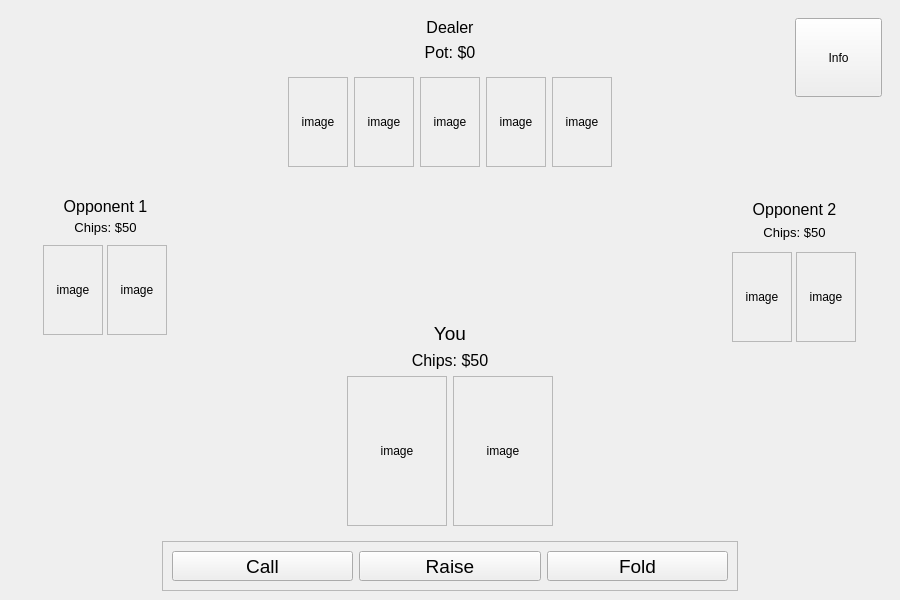
First picture: the form in PokerTeacher/view.ui, repository SinahiLeon/CS3505-Texas-Hold-em-Poker-Teacher, before the edit.
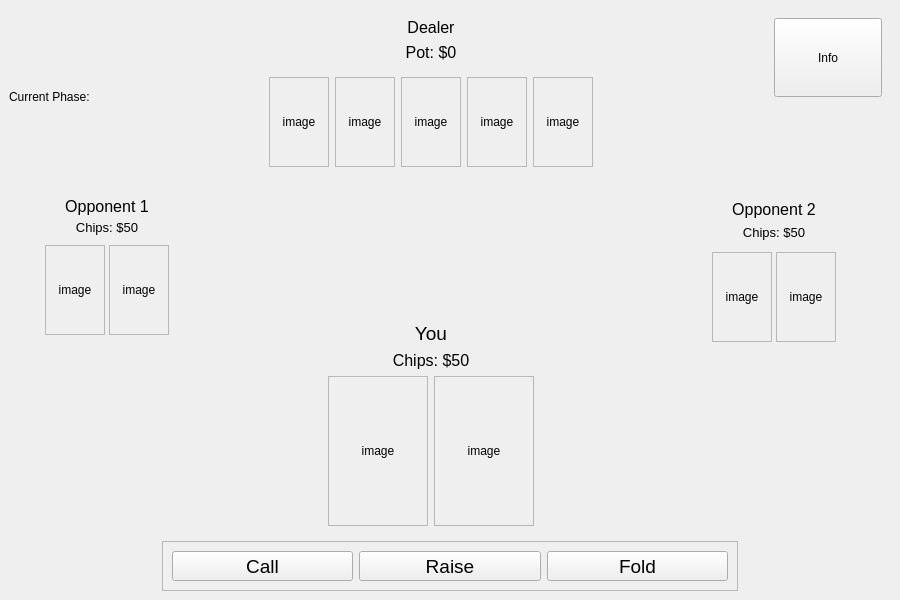
Second picture: the form after the edit.

Commit message: Continued work on view

What changed in the file:
```diff
--- a/PokerTeacher/view.ui
+++ b/PokerTeacher/view.ui
@@ -22,7 +22,572 @@
   <widget class="QWidget" name="centralwidget">
    <layout class="QVBoxLayout" name="verticalLayout_2" stretch="0,0">
     <item>
-     <layout class="QGridLayout" name="gridLayout" rowstretch="1,2" columnstretch="2,5,2">
+     <layout class="QGridLayout" name="gridLayout" rowstretch="1,0" columnstretch="2,0,0">
+      <item row="1" column="0">
+       <widget class="QWidget" name="opponent1" native="true">
+        <layout class="QVBoxLayout" name="verticalLayout_3" stretch="0,0,0,0">
+         <property name="spacing">
+          <number>4</number>
+         </property>
+         <property name="leftMargin">
+          <number>6</number>
+         </property>
+         <property name="topMargin">
+          <number>6</number>
+         </property>
+         <property name="rightMargin">
+          <number>6</number>
+         </property>
+         <property name="bottomMargin">
+          <number>6</number>
+         </property>
+         <item>
+          <widget class="QLabel" name="opp1NameLabel">
+           <property name="font">
+            <font>
+             <pointsize>12</pointsize>
+            </font>
+           </property>
+           <property name="text">
+            <string>Opponent 1</string>
+           </property>
+           <property name="alignment">
+            <set>Qt::AlignmentFlag::AlignCenter</set>
+           </property>
+          </widget>
+         </item>
+         <item>
+          <widget class="QLabel" name="opp1ChipsLabel">
+           <property name="font">
+            <font>
+             <pointsize>10</pointsize>
+            </font>
+           </property>
+           <property name="text">
+            <string>Chips: $50</string>
+           </property>
+           <property name="alignment">
+            <set>Qt::AlignmentFlag::AlignCenter</set>
+           </property>
+          </widget>
+         </item>
+         <item>
+          <widget class="QWidget" name="opponent1CardLayout" native="true">
+           <property name="sizePolicy">
+            <sizepolicy hsizetype="Preferred" vsizetype="Preferred">
+             <horstretch>0</horstretch>
+             <verstretch>0</verstretch>
+            </sizepolicy>
+           </property>
+           <property name="minimumSize">
+            <size>
+             <width>0</width>
+             <height>0</height>
+            </size>
+           </property>
+           <property name="maximumSize">
+            <size>
+             <width>16777215</width>
+             <height>16777215</height>
+            </size>
+           </property>
+           <property name="sizeIncrement">
+            <size>
+             <width>2</width>
+             <height>3</height>
+            </size>
+           </property>
+           <layout class="QHBoxLayout" name="horizontalLayout_4" stretch="0,1,1,0">
+            <property name="spacing">
+             <number>4</number>
+            </property>
+            <property name="sizeConstraint">
+             <enum>QLayout::SizeConstraint::SetDefaultConstraint</enum>
+            </property>
+            <property name="leftMargin">
+             <number>6</number>
+            </property>
+            <property name="topMargin">
+             <number>6</number>
+            </property>
+            <property name="rightMargin">
+             <number>6</number>
+            </property>
+            <property name="bottomMargin">
+             <number>6</number>
+            </property>
+            <item>
+             <spacer name="horizontalSpacer_10">
+              <property name="orientation">
+               <enum>Qt::Orientation::Horizontal</enum>
+              </property>
+              <property name="sizeHint" stdset="0">
+               <size>
+                <width>40</width>
+                <height>20</height>
+               </size>
+              </property>
+             </spacer>
+            </item>
+            <item>
+             <widget class="QFrame" name="op1c1">
+              <property name="sizePolicy">
+               <sizepolicy hsizetype="Preferred" vsizetype="Preferred">
+                <horstretch>0</horstretch>
+                <verstretch>0</verstretch>
+               </sizepolicy>
+              </property>
+              <property name="minimumSize">
+               <size>
+                <width>60</width>
+                <height>90</height>
+               </size>
+              </property>
+              <property name="maximumSize">
+               <size>
+                <width>16777215</width>
+                <height>16777215</height>
+               </size>
+              </property>
+              <property name="sizeIncrement">
+               <size>
+                <width>0</width>
+                <height>0</height>
+               </size>
+              </property>
+              <property name="frameShape">
+               <enum>QFrame::Shape::StyledPanel</enum>
+              </property>
+              <property name="frameShadow">
+               <enum>QFrame::Shadow::Raised</enum>
+              </property>
+              <layout class="QGridLayout" name="gridLayout_8">
+               <item row="0" column="0">
+                <widget class="QLabel" name="opp1Card1">
+                 <property name="text">
+                  <string>image</string>
+                 </property>
+                 <property name="alignment">
+                  <set>Qt::AlignmentFlag::AlignCenter</set>
+                 </property>
+                </widget>
+               </item>
+              </layout>
+             </widget>
+            </item>
+            <item>
+             <widget class="QFrame" name="op1c2">
+              <property name="sizePolicy">
+               <sizepolicy hsizetype="Preferred" vsizetype="Preferred">
+                <horstretch>0</horstretch>
+                <verstretch>0</verstretch>
+               </sizepolicy>
+              </property>
+              <property name="minimumSize">
+               <size>
+                <width>60</width>
+                <height>90</height>
+               </size>
+              </property>
+              <property name="maximumSize">
+               <size>
+                <width>16777215</width>
+                <height>16777215</height>
+               </size>
+              </property>
+              <property name="sizeIncrement">
+               <size>
+                <width>0</width>
+                <height>0</height>
+               </size>
+              </property>
+              <property name="frameShape">
+               <enum>QFrame::Shape::StyledPanel</enum>
+              </property>
+              <property name="frameShadow">
+               <enum>QFrame::Shadow::Raised</enum>
+              </property>
+              <layout class="QGridLayout" name="gridLayout_7">
+               <item row="0" column="0">
+                <widget class="QLabel" name="opp1Card2">
+                 <property name="text">
+                  <string>image</string>
+                 </property>
+                 <property name="alignment">
+                  <set>Qt::AlignmentFlag::AlignCenter</set>
+                 </property>
+                </widget>
+               </item>
+              </layout>
+             </widget>
+            </item>
+            <item>
+             <spacer name="horizontalSpacer_11">
+              <property name="orientation">
+               <enum>Qt::Orientation::Horizontal</enum>
+              </property>
+              <property name="sizeHint" stdset="0">
+               <size>
+                <width>40</width>
+                <height>20</height>
+               </size>
+              </property>
+             </spacer>
+            </item>
+           </layout>
+          </widget>
+         </item>
+         <item>
+          <spacer name="verticalSpacer_3">
+           <property name="orientation">
+            <enum>Qt::Orientation::Vertical</enum>
+           </property>
+           <property name="sizeHint" stdset="0">
+            <size>
+             <width>20</width>
+             <height>40</height>
+            </size>
+           </property>
+          </spacer>
+         </item>
+        </layout>
+       </widget>
+      </item>
+      <item row="0" column="1">
+       <widget class="QWidget" name="dealerInfo" native="true">
+        <layout class="QVBoxLayout" name="verticalLayout_5">
+         <item>
+          <widget class="QLabel" name="dealerNameLabel">
+           <property name="font">
+            <font>
+             <pointsize>12</pointsize>
+            </font>
+           </property>
+           <property name="text">
+            <string>Dealer</string>
+           </property>
+           <property name="alignment">
+            <set>Qt::AlignmentFlag::AlignCenter</set>
+           </property>
+          </widget>
+         </item>
+         <item>
+          <widget class="QLabel" name="potLabel">
+           <property name="font">
+            <font>
+             <pointsize>12</pointsize>
+            </font>
+           </property>
+           <property name="text">
+            <string>Pot: $0</string>
+           </property>
+           <property name="alignment">
+            <set>Qt::AlignmentFlag::AlignCenter</set>
+           </property>
+          </widget>
+         </item>
+         <item>
+          <widget class="QWidget" name="opponent1CardLayout_3" native="true">
+           <property name="sizePolicy">
+            <sizepolicy hsizetype="Preferred" vsizetype="Preferred">
+             <horstretch>0</horstretch>
+             <verstretch>0</verstretch>
+            </sizepolicy>
+           </property>
+           <property name="minimumSize">
+            <size>
+             <width>0</width>
+             <height>0</height>
+            </size>
+           </property>
+           <property name="maximumSize">
+            <size>
+             <width>16777215</width>
+             <height>16777215</height>
+            </size>
+           </property>
+           <property name="sizeIncrement">
+            <size>
+             <width>2</width>
+             <height>3</height>
+            </size>
+           </property>
+           <layout class="QHBoxLayout" name="horizontalLayout_6">
+            <item>
+             <spacer name="horizontalSpacer_6">
+              <property name="orientation">
+               <enum>Qt::Orientation::Horizontal</enum>
+              </property>
+              <property name="sizeHint" stdset="0">
+               <size>
+                <width>40</width>
+                <height>20</height>
+               </size>
+              </property>
+             </spacer>
+            </item>
+            <item>
+             <widget class="QFrame" name="c1">
+              <property name="sizePolicy">
+               <sizepolicy hsizetype="Preferred" vsizetype="Preferred">
+                <horstretch>0</horstretch>
+                <verstretch>0</verstretch>
+               </sizepolicy>
+              </property>
+              <property name="minimumSize">
+               <size>
+                <width>60</width>
+                <height>90</height>
+               </size>
+              </property>
+              <property name="maximumSize">
+               <size>
+                <width>16777215</width>
+                <height>16777215</height>
+               </size>
+              </property>
+              <property name="sizeIncrement">
+               <size>
+                <width>0</width>
+                <height>0</height>
+               </size>
+              </property>
+              <property name="frameShape">
+               <enum>QFrame::Shape::StyledPanel</enum>
+              </property>
+              <property name="frameShadow">
+               <enum>QFrame::Shadow::Raised</enum>
+              </property>
+              <layout class="QGridLayout" name="gridLayout_11">
+               <item row="0" column="0">
+                <widget class="QLabel" name="commCard1">
+                 <property name="text">
+                  <string>image</string>
+                 </property>
+                 <property name="alignment">
+                  <set>Qt::AlignmentFlag::AlignCenter</set>
+                 </property>
+                </widget>
+               </item>
+              </layout>
+             </widget>
+            </item>
+            <item>
+             <widget class="QFrame" name="c2">
+              <property name="sizePolicy">
+               <sizepolicy hsizetype="Preferred" vsizetype="Preferred">
+                <horstretch>0</horstretch>
+                <verstretch>0</verstretch>
+               </sizepolicy>
+              </property>
+              <property name="minimumSize">
+               <size>
+                <width>60</width>
+                <height>90</height>
+               </size>
+              </property>
+              <property name="maximumSize">
+               <size>
+                <width>16777215</width>
+                <height>16777215</height>
+               </size>
+              </property>
+              <property name="sizeIncrement">
+               <size>
+                <width>0</width>
+                <height>0</height>
+               </size>
+              </property>
+              <property name="frameShape">
+               <enum>QFrame::Shape::StyledPanel</enum>
+              </property>
+              <property name="frameShadow">
+               <enum>QFrame::Shadow::Raised</enum>
+              </property>
+              <layout class="QGridLayout" name="gridLayout_4">
+               <item row="0" column="0">
+                <widget class="QLabel" name="commCard2">
+                 <property name="text">
+                  <string>image</string>
+                 </property>
+                 <property name="alignment">
+                  <set>Qt::AlignmentFlag::AlignCenter</set>
+                 </property>
+                </widget>
+               </item>
+              </layout>
+             </widget>
+            </item>
+            <item>
+             <widget class="QFrame" name="c3">
+              <property name="sizePolicy">
+               <sizepolicy hsizetype="Preferred" vsizetype="Preferred">
+                <horstretch>0</horstretch>
+                <verstretch>0</verstretch>
+               </sizepolicy>
+              </property>
+              <property name="minimumSize">
+               <size>
+                <width>60</width>
+                <height>90</height>
+               </size>
+              </property>
+              <property name="maximumSize">
+               <size>
+                <width>16777215</width>
+                <height>16777215</height>
+               </size>
+              </property>
+              <property name="sizeIncrement">
+               <size>
+                <width>0</width>
+                <height>0</height>
+               </size>
+              </property>
+              <property name="frameShape">
+               <enum>QFrame::Shape::StyledPanel</enum>
+              </property>
+              <property name="frameShadow">
+               <enum>QFrame::Shadow::Raised</enum>
+              </property>
+              <layout class="QGridLayout" name="gridLayout_6">
+               <item row="0" column="0">
+                <widget class="QLabel" name="commCard3">
+                 <property name="text">
+                  <string>image</string>
+                 </property>
+                 <property name="alignment">
+                  <set>Qt::AlignmentFlag::AlignCenter</set>
+                 </property>
+                </widget>
+               </item>
+              </layout>
+             </widget>
+            </item>
+            <item>
+             <widget class="QFrame" name="c4">
+              <property name="sizePolicy">
+               <sizepolicy hsizetype="Preferred" vsizetype="Preferred">
+                <horstretch>0</horstretch>
+                <verstretch>0</verstretch>
+               </sizepolicy>
+              </property>
+              <property name="minimumSize">
+               <size>
+                <width>60</width>
+                <height>90</height>
+               </size>
+              </property>
+              <property name="maximumSize">
+               <size>
+                <width>16777215</width>
+                <height>16777215</height>
+               </size>
+              </property>
+              <property name="sizeIncrement">
+               <size>
+                <width>0</width>
+                <height>0</height>
+               </size>
+              </property>
+              <property name="frameShape">
+               <enum>QFrame::Shape::StyledPanel</enum>
+              </property>
+              <property name="frameShadow">
+               <enum>QFrame::Shadow::Raised</enum>
+              </property>
+              <layout class="QGridLayout" name="gridLayout_5">
+               <item row="0" column="0">
+                <widget class="QLabel" name="commCard4">
+                 <property name="text">
+                  <string>image</string>
+                 </property>
+                 <property name="alignment">
+                  <set>Qt::AlignmentFlag::AlignCenter</set>
+                 </property>
+                </widget>
+               </item>
+              </layout>
+             </widget>
+            </item>
+            <item>
+             <widget class="QFrame" name="c5">
+              <property name="sizePolicy">
+               <sizepolicy hsizetype="Preferred" vsizetype="Preferred">
+                <horstretch>0</horstretch>
+                <verstretch>0</verstretch>
+               </sizepolicy>
+              </property>
+              <property name="minimumSize">
+               <size>
+                <width>60</width>
+                <height>90</height>
+               </size>
+              </property>
+              <property name="maximumSize">
+               <size>
+                <width>16777215</width>
+                <height>16777215</height>
+               </size>
+              </property>
+              <property name="sizeIncrement">
+               <size>
+                <width>0</width>
+                <height>0</height>
+               </size>
+              </property>
+              <property name="frameShape">
+               <enum>QFrame::Shape::StyledPanel</enum>
+              </property>
+              <property name="frameShadow">
+               <enum>QFrame::Shadow::Raised</enum>
+              </property>
+              <layout class="QGridLayout" name="gridLayout_3">
+               <item row="0" column="0">
+                <widget class="QLabel" name="commCard5">
+                 <property name="text">
+                  <string>image</string>
+                 </property>
+                 <property name="alignment">
+                  <set>Qt::AlignmentFlag::AlignCenter</set>
+                 </property>
+                </widget>
+               </item>
+              </layout>
+             </widget>
+            </item>
+            <item>
+             <spacer name="horizontalSpacer_7">
+              <property name="orientation">
+               <enum>Qt::Orientation::Horizontal</enum>
+              </property>
+              <property name="sizeHint" stdset="0">
+               <size>
+                <width>40</width>
+                <height>20</height>
+               </size>
+              </property>
+             </spacer>
+            </item>
+           </layout>
+          </widget>
+         </item>
+         <item>
+          <spacer name="verticalSpacer_5">
+           <property name="orientation">
+            <enum>Qt::Orientation::Vertical</enum>
+           </property>
+           <property name="sizeHint" stdset="0">
+            <size>
+             <width>20</width>
+             <height>40</height>
+            </size>
+           </property>
+          </spacer>
+         </item>
+        </layout>
+       </widget>
+      </item>
       <item row="1" column="1">
        <widget class="QWidget" name="playerInfo" native="true">
         <layout class="QVBoxLayout" name="verticalLayout">
@@ -363,6 +928,43 @@
         </layout>
        </widget>
       </item>
+      <item row="0" column="0">
+       <layout class="QGridLayout" name="gridLayout_14">
+        <item row="2" column="0">
+         <spacer name="verticalSpacer_7">
+          <property name="orientation">
+           <enum>Qt::Orientation::Vertical</enum>
+          </property>
+          <property name="sizeHint" stdset="0">
+           <size>
+            <width>20</width>
+            <height>40</height>
+           </size>
+          </property>
+         </spacer>
+        </item>
+        <item row="0" column="0">
+         <spacer name="verticalSpacer_6">
+          <property name="orientation">
+           <enum>Qt::Orientation::Vertical</enum>
+          </property>
+          <property name="sizeHint" stdset="0">
+           <size>
+            <width>20</width>
+            <height>40</height>
+           </size>
+          </property>
+         </spacer>
+        </item>
+        <item row="1" column="0">
+         <widget class="QLabel" name="phaseLabel">
+          <property name="text">
+           <string>Current Phase: </string>
+          </property>
+         </widget>
+        </item>
+       </layout>
+      </item>
       <item row="0" column="2">
        <widget class="QWidget" name="tutorialInfo" native="true">
         <property name="sizePolicy">
@@ -432,571 +1034,6 @@
         </layout>
        </widget>
       </item>
-      <item row="1" column="0">
-       <widget class="QWidget" name="opponent1" native="true">
-        <layout class="QVBoxLayout" name="verticalLayout_3" stretch="0,0,0,0">
-         <property name="spacing">
-          <number>4</number>
-         </property>
-         <property name="leftMargin">
-          <number>6</number>
-         </property>
-         <property name="topMargin">
-          <number>6</number>
-         </property>
-         <property name="rightMargin">
-          <number>6</number>
-         </property>
-         <property name="bottomMargin">
-          <number>6</number>
-         </property>
-         <item>
-          <widget class="QLabel" name="opp1NameLabel">
-           <property name="font">
-            <font>
-             <pointsize>12</pointsize>
-            </font>
-           </property>
-           <property name="text">
-            <string>Opponent 1</string>
-           </property>
-           <property name="alignment">
-            <set>Qt::AlignmentFlag::AlignCenter</set>
-           </property>
-          </widget>
-         </item>
-         <item>
-          <widget class="QLabel" name="opp1ChipsLabel">
-           <property name="font">
-            <font>
-             <pointsize>10</pointsize>
-            </font>
-           </property>
-           <property name="text">
-            <string>Chips: $50</string>
-           </property>
-           <property name="alignment">
-            <set>Qt::AlignmentFlag::AlignCenter</set>
-           </property>
-          </widget>
-         </item>
-         <item>
-          <widget class="QWidget" name="opponent1CardLayout" native="true">
-           <property name="sizePolicy">
-            <sizepolicy hsizetype="Preferred" vsizetype="Preferred">
-             <horstretch>0</horstretch>
-             <verstretch>0</verstretch>
-            </sizepolicy>
-           </property>
-           <property name="minimumSize">
-            <size>
-             <width>0</width>
-             <height>0</height>
-            </size>
-           </property>
-           <property name="maximumSize">
-            <size>
-             <width>16777215</width>
-             <height>16777215</height>
-            </size>
-           </property>
-           <property name="sizeIncrement">
-            <size>
-             <width>2</width>
-             <height>3</height>
-            </size>
-           </property>
-           <layout class="QHBoxLayout" name="horizontalLayout_4" stretch="0,1,1,0">
-            <property name="spacing">
-             <number>4</number>
-            </property>
-            <property name="sizeConstraint">
-             <enum>QLayout::SizeConstraint::SetDefaultConstraint</enum>
-            </property>
-            <property name="leftMargin">
-             <number>6</number>
-            </property>
-            <property name="topMargin">
-             <number>6</number>
-            </property>
-            <property name="rightMargin">
-             <number>6</number>
-            </property>
-            <property name="bottomMargin">
-             <number>6</number>
-            </property>
-            <item>
-             <spacer name="horizontalSpacer_10">
-              <property name="orientation">
-               <enum>Qt::Orientation::Horizontal</enum>
-              </property>
-              <property name="sizeHint" stdset="0">
-               <size>
-                <width>40</width>
-                <height>20</height>
-               </size>
-              </property>
-             </spacer>
-            </item>
-            <item>
-             <widget class="QFrame" name="op1c1">
-              <property name="sizePolicy">
-               <sizepolicy hsizetype="Preferred" vsizetype="Preferred">
-                <horstretch>0</horstretch>
-                <verstretch>0</verstretch>
-               </sizepolicy>
-              </property>
-              <property name="minimumSize">
-               <size>
-                <width>60</width>
-                <height>90</height>
-               </size>
-              </property>
-              <property name="maximumSize">
-               <size>
-                <width>16777215</width>
-                <height>16777215</height>
-               </size>
-              </property>
-              <property name="sizeIncrement">
-               <size>
-                <width>0</width>
-                <height>0</height>
-               </size>
-              </property>
-              <property name="frameShape">
-               <enum>QFrame::Shape::StyledPanel</enum>
-              </property>
-              <property name="frameShadow">
-               <enum>QFrame::Shadow::Raised</enum>
-              </property>
-              <layout class="QGridLayout" name="gridLayout_8">
-               <item row="0" column="0">
-                <widget class="QLabel" name="opp1Card1">
-                 <property name="text">
-                  <string>image</string>
-                 </property>
-                 <property name="alignment">
-                  <set>Qt::AlignmentFlag::AlignCenter</set>
-                 </property>
-                </widget>
-               </item>
-              </layout>
-             </widget>
-            </item>
-            <item>
-             <widget class="QFrame" name="op1c2">
-              <property name="sizePolicy">
-               <sizepolicy hsizetype="Preferred" vsizetype="Preferred">
-                <horstretch>0</horstretch>
-                <verstretch>0</verstretch>
-               </sizepolicy>
-              </property>
-              <property name="minimumSize">
-               <size>
-                <width>60</width>
-                <height>90</height>
-               </size>
-              </property>
-              <property name="maximumSize">
-               <size>
-                <width>16777215</width>
-                <height>16777215</height>
-               </size>
-              </property>
-              <property name="sizeIncrement">
-               <size>
-                <width>0</width>
-                <height>0</height>
-               </size>
-              </property>
-              <property name="frameShape">
-               <enum>QFrame::Shape::StyledPanel</enum>
-              </property>
-              <property name="frameShadow">
-               <enum>QFrame::Shadow::Raised</enum>
-              </property>
-              <layout class="QGridLayout" name="gridLayout_7">
-               <item row="0" column="0">
-                <widget class="QLabel" name="opp1Card2">
-                 <property name="text">
-                  <string>image</string>
-                 </property>
-                 <property name="alignment">
-                  <set>Qt::AlignmentFlag::AlignCenter</set>
-                 </property>
-                </widget>
-               </item>
-              </layout>
-             </widget>
-            </item>
-            <item>
-             <spacer name="horizontalSpacer_11">
-              <property name="orientation">
-               <enum>Qt::Orientation::Horizontal</enum>
-              </property>
-              <property name="sizeHint" stdset="0">
-               <size>
-                <width>40</width>
-                <height>20</height>
-               </size>
-              </property>
-             </spacer>
-            </item>
-           </layout>
-          </widget>
-         </item>
-         <item>
-          <spacer name="verticalSpacer_3">
-           <property name="orientation">
-            <enum>Qt::Orientation::Vertical</enum>
-           </property>
-           <property name="sizeHint" stdset="0">
-            <size>
-             <width>20</width>
-             <height>40</height>
-            </size>
-           </property>
-          </spacer>
-         </item>
-        </layout>
-       </widget>
-      </item>
-      <item row="0" column="1">
-       <widget class="QWidget" name="dealerInfo" native="true">
-        <layout class="QVBoxLayout" name="verticalLayout_5">
-         <item>
-          <widget class="QLabel" name="dealerNameLabel">
-           <property name="font">
-            <font>
-             <pointsize>12</pointsize>
-            </font>
-           </property>
-           <property name="text">
-            <string>Dealer</string>
-           </property>
-           <property name="alignment">
-            <set>Qt::AlignmentFlag::AlignCenter</set>
-           </property>
-          </widget>
-         </item>
-         <item>
-          <widget class="QLabel" name="potLabel">
-           <property name="font">
-            <font>
-             <pointsize>12</pointsize>
-            </font>
-           </property>
-           <property name="text">
-            <string>Pot: $0</string>
-           </property>
-           <property name="alignment">
-            <set>Qt::AlignmentFlag::AlignCenter</set>
-           </property>
-          </widget>
-         </item>
-         <item>
-          <widget class="QWidget" name="opponent1CardLayout_3" native="true">
-           <property name="sizePolicy">
-            <sizepolicy hsizetype="Preferred" vsizetype="Preferred">
-             <horstretch>0</horstretch>
-             <verstretch>0</verstretch>
-            </sizepolicy>
-           </property>
-           <property name="minimumSize">
-            <size>
-             <width>0</width>
-             <height>0</height>
-            </size>
-           </property>
-           <property name="maximumSize">
-            <size>
-             <width>16777215</width>
-             <height>16777215</height>
-            </size>
-           </property>
-           <property name="sizeIncrement">
-            <size>
-             <width>2</width>
-             <height>3</height>
-            </size>
-           </property>
-           <layout class="QHBoxLayout" name="horizontalLayout_6">
-            <item>
-             <spacer name="horizontalSpacer_6">
-              <property name="orientation">
-               <enum>Qt::Orientation::Horizontal</enum>
-              </property>
-              <property name="sizeHint" stdset="0">
-               <size>
-                <width>40</width>
-                <height>20</height>
-               </size>
-              </property>
-             </spacer>
-            </item>
-            <item>
-             <widget class="QFrame" name="c1">
-              <property name="sizePolicy">
-               <sizepolicy hsizetype="Preferred" vsizetype="Preferred">
-                <horstretch>0</horstretch>
-                <verstretch>0</verstretch>
-               </sizepolicy>
-              </property>
-              <property name="minimumSize">
-               <size>
-                <width>60</width>
-                <height>90</height>
-               </size>
-              </property>
-              <property name="maximumSize">
-               <size>
-                <width>16777215</width>
-                <height>16777215</height>
-               </size>
-              </property>
-              <property name="sizeIncrement">
-               <size>
-                <width>0</width>
-                <height>0</height>
-               </size>
-              </property>
-              <property name="frameShape">
-               <enum>QFrame::Shape::StyledPanel</enum>
-              </property>
-              <property name="frameShadow">
-               <enum>QFrame::Shadow::Raised</enum>
-              </property>
-              <layout class="QGridLayout" name="gridLayout_11">
-               <item row="0" column="0">
-                <widget class="QLabel" name="commCard1">
-                 <property name="text">
-                  <string>image</string>
-                 </property>
-                 <property name="alignment">
-                  <set>Qt::AlignmentFlag::AlignCenter</set>
-                 </property>
-                </widget>
-               </item>
-              </layout>
-             </widget>
-            </item>
-            <item>
-             <widget class="QFrame" name="c2">
-              <property name="sizePolicy">
-               <sizepolicy hsizetype="Preferred" vsizetype="Preferred">
-                <horstretch>0</horstretch>
-                <verstretch>0</verstretch>
-               </sizepolicy>
-              </property>
-              <property name="minimumSize">
-               <size>
-                <width>60</width>
-                <height>90</height>
-               </size>
-              </property>
-              <property name="maximumSize">
-               <size>
-                <width>16777215</width>
-                <height>16777215</height>
-               </size>
-              </property>
-              <property name="sizeIncrement">
-               <size>
-                <width>0</width>
-                <height>0</height>
-               </size>
-              </property>
-              <property name="frameShape">
-               <enum>QFrame::Shape::StyledPanel</enum>
-              </property>
-              <property name="frameShadow">
-               <enum>QFrame::Shadow::Raised</enum>
-              </property>
-              <layout class="QGridLayout" name="gridLayout_4">
-               <item row="0" column="0">
-                <widget class="QLabel" name="commCard2">
-                 <property name="text">
-                  <string>image</string>
-                 </property>
-                 <property name="alignment">
-                  <set>Qt::AlignmentFlag::AlignCenter</set>
-                 </property>
-                </widget>
-               </item>
-              </layout>
-             </widget>
-            </item>
-            <item>
-             <widget class="QFrame" name="c3">
-              <property name="sizePolicy">
-               <sizepolicy hsizetype="Preferred" vsizetype="Preferred">
-                <horstretch>0</horstretch>
-                <verstretch>0</verstretch>
-               </sizepolicy>
-              </property>
-              <property name="minimumSize">
-               <size>
-                <width>60</width>
-                <height>90</height>
-               </size>
-              </property>
-              <property name="maximumSize">
-               <size>
-                <width>16777215</width>
-                <height>16777215</height>
-               </size>
-              </property>
-              <property name="sizeIncrement">
-               <size>
-                <width>0</width>
-                <height>0</height>
-               </size>
-              </property>
-              <property name="frameShape">
-               <enum>QFrame::Shape::StyledPanel</enum>
-              </property>
-              <property name="frameShadow">
-               <enum>QFrame::Shadow::Raised</enum>
-              </property>
-              <layout class="QGridLayout" name="gridLayout_6">
-               <item row="0" column="0">
-                <widget class="QLabel" name="commCard3">
-                 <property name="text">
-                  <string>image</string>
-                 </property>
-                 <property name="alignment">
-                  <set>Qt::AlignmentFlag::AlignCenter</set>
-                 </property>
-                </widget>
-               </item>
-              </layout>
-             </widget>
-            </item>
-            <item>
-             <widget class="QFrame" name="c4">
-              <property name="sizePolicy">
-               <sizepolicy hsizetype="Preferred" vsizetype="Preferred">
-                <horstretch>0</horstretch>
-                <verstretch>0</verstretch>
-               </sizepolicy>
-              </property>
-              <property name="minimumSize">
-               <size>
-                <width>60</width>
-                <height>90</height>
-               </size>
-              </property>
-              <property name="maximumSize">
-               <size>
-                <width>16777215</width>
-                <height>16777215</height>
-               </size>
-              </property>
-              <property name="sizeIncrement">
-               <size>
-                <width>0</width>
-                <height>0</height>
-               </size>
-              </property>
-              <property name="frameShape">
-               <enum>QFrame::Shape::StyledPanel</enum>
-              </property>
-              <property name="frameShadow">
-               <enum>QFrame::Shadow::Raised</enum>
-              </property>
-              <layout class="QGridLayout" name="gridLayout_5">
-               <item row="0" column="0">
-                <widget class="QLabel" name="commCard4">
-                 <property name="text">
-                  <string>image</string>
-                 </property>
-                 <property name="alignment">
-                  <set>Qt::AlignmentFlag::AlignCenter</set>
-                 </property>
-                </widget>
-               </item>
-              </layout>
-             </widget>
-            </item>
-            <item>
-             <widget class="QFrame" name="c5">
-              <property name="sizePolicy">
-               <sizepolicy hsizetype="Preferred" vsizetype="Preferred">
-                <horstretch>0</horstretch>
-                <verstretch>0</verstretch>
-               </sizepolicy>
-              </property>
-              <property name="minimumSize">
-               <size>
-                <width>60</width>
-                <height>90</height>
-               </size>
-              </property>
-              <property name="maximumSize">
-               <size>
-                <width>16777215</width>
-                <height>16777215</height>
-               </size>
-              </property>
-              <property name="sizeIncrement">
-               <size>
-                <width>0</width>
-                <height>0</height>
-               </size>
-              </property>
-              <property name="frameShape">
-               <enum>QFrame::Shape::StyledPanel</enum>
-              </property>
-              <property name="frameShadow">
-               <enum>QFrame::Shadow::Raised</enum>
-              </property>
-              <layout class="QGridLayout" name="gridLayout_3">
-               <item row="0" column="0">
-                <widget class="QLabel" name="commCard5">
-                 <property name="text">
-                  <string>image</string>
-                 </property>
-                 <property name="alignment">
-                  <set>Qt::AlignmentFlag::AlignCenter</set>
-                 </property>
-                </widget>
-               </item>
-              </layout>
-             </widget>
-            </item>
-            <item>
-             <spacer name="horizontalSpacer_7">
-              <property name="orientation">
-               <enum>Qt::Orientation::Horizontal</enum>
-              </property>
-              <property name="sizeHint" stdset="0">
-               <size>
-                <width>40</width>
-                <height>20</height>
-               </size>
-              </property>
-             </spacer>
-            </item>
-           </layout>
-          </widget>
-         </item>
-         <item>
-          <spacer name="verticalSpacer_5">
-           <property name="orientation">
-            <enum>Qt::Orientation::Vertical</enum>
-           </property>
-           <property name="sizeHint" stdset="0">
-            <size>
-             <width>20</width>
-             <height>40</height>
-            </size>
-           </property>
-          </spacer>
-         </item>
-        </layout>
-       </widget>
-      </item>
      </layout>
     </item>
     <item>
```
The commit also changes 2 other files.
